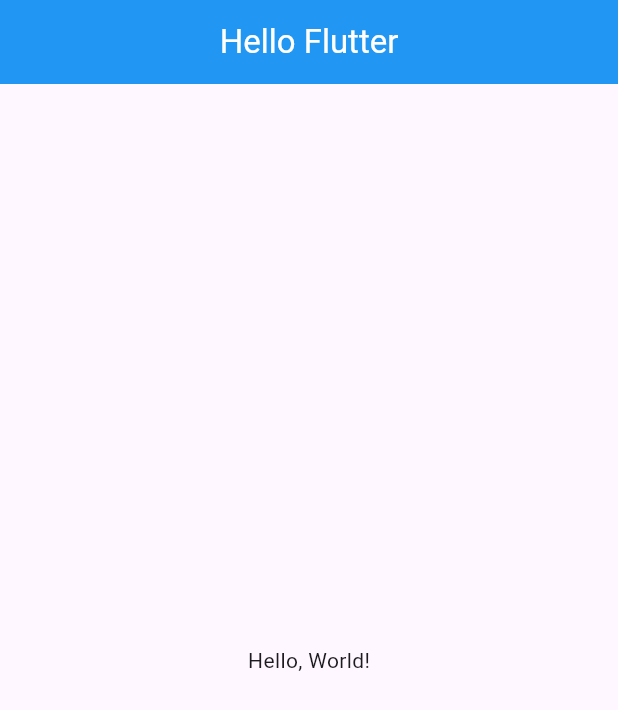
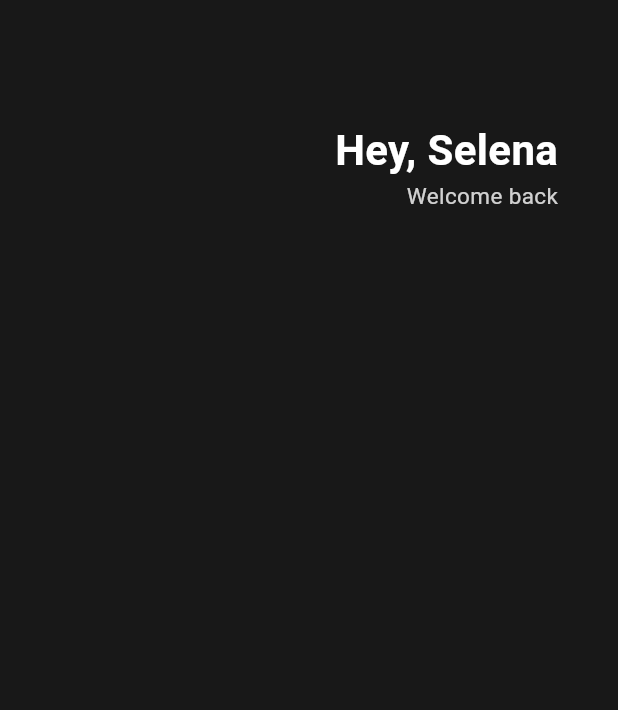
Before and after one commit to Odyssey409/toonflix, a Flutter app: the screen it shows after launch, on a phone screen of 412 x 824 dp. Shown: the top 710 px of the screen. Run offline on Flutter 3.47's test engine with Material 3 defaults, Android fonts, the phone set to English and light mode, and no system bars.

Commit message:
#3.0 Header
클론코딩 헤더부분 1차 작성

```diff
--- a/analysis_options.yaml
+++ b/analysis_options.yaml
@@ -7,6 +7,9 @@
 
 # The following line activates a set of recommended lints for Flutter apps,
 # packages, and plugins designed to encourage good coding practices.
+analyzer:
+  errors:
+    prefer_const_constructors: ignore
 include: package:flutter_lints/flutter.yaml
 
 linter:
@@ -23,6 +26,5 @@ linter:
   rules:
     # avoid_print: false  # Uncomment to disable the `avoid_print` rule
     # prefer_single_quotes: true  # Uncomment to enable the `prefer_single_quotes` rule
-
 # Additional information about this file can be found at
 # https://dart.dev/guides/language/analysis-options
--- a/lib/main.dart
+++ b/lib/main.dart
@@ -17,16 +17,41 @@ class App extends StatelessWidget {
   Widget build(BuildContext context) {
     return MaterialApp(
       home: Scaffold(
-        appBar: AppBar(
-          title: Text(
-            'Hello Flutter',
-            style: TextStyle(color: Colors.white),
+        backgroundColor: Color(0XFF181818),
+        body: Padding(
+          padding: EdgeInsets.symmetric(horizontal: 40),
+          child: Column(
+            children: [
+              SizedBox(
+                height: 80,
+              ),
+              Row(
+                mainAxisAlignment: MainAxisAlignment.end,
+                children: [
+                  Column(
+                    crossAxisAlignment: CrossAxisAlignment.end,
+                    children: [
+                      Text(
+                        'Hey, Selena',
+                        style: TextStyle(
+                          color: Colors.white,
+                          fontSize: 28,
+                          fontWeight: FontWeight.w600,
+                        ),
+                      ),
+                      Text(
+                        'Welcome back',
+                        style: TextStyle(
+                          color: Colors.white.withOpacity(0.8),
+                          fontSize: 15,
+                        ),
+                      ),
+                    ],
+                  )
+                ],
+              ),
+            ],
           ),
-          centerTitle: true,
-          backgroundColor: Colors.blue,
-        ),
-        body: Center(
-          child: Text('Hello, World!'),
         ),
       ),
     );
```
